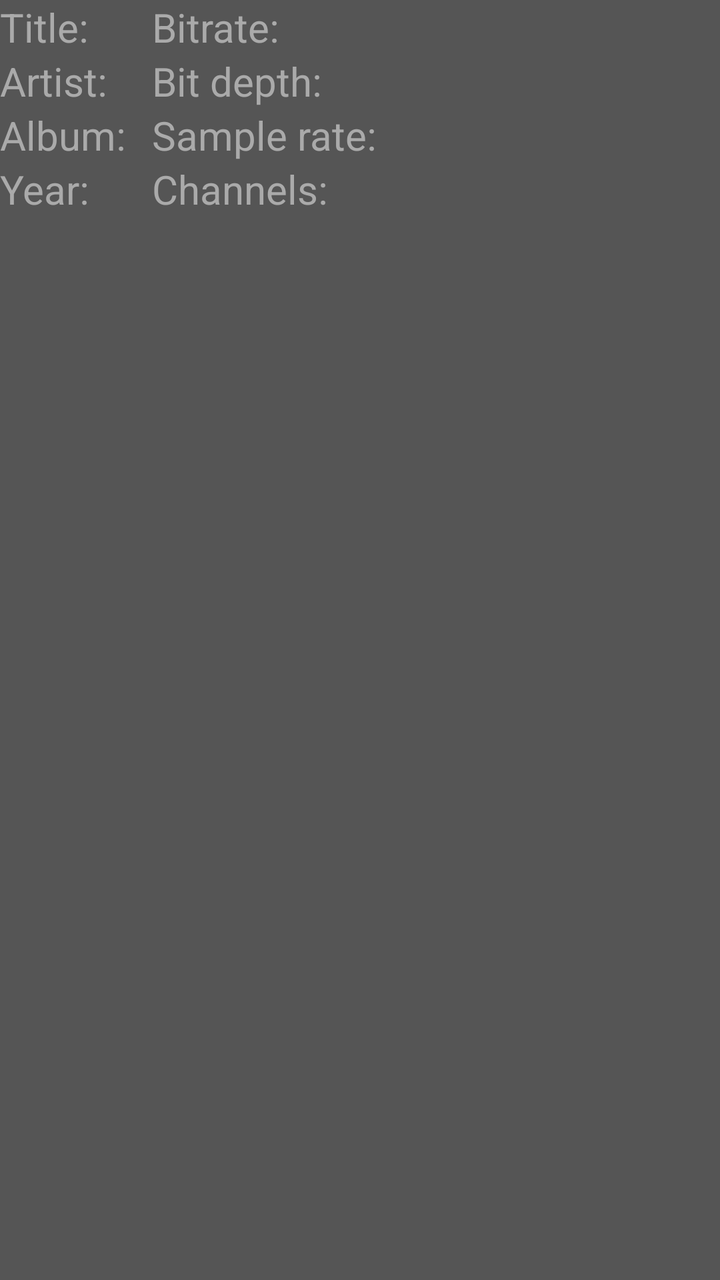
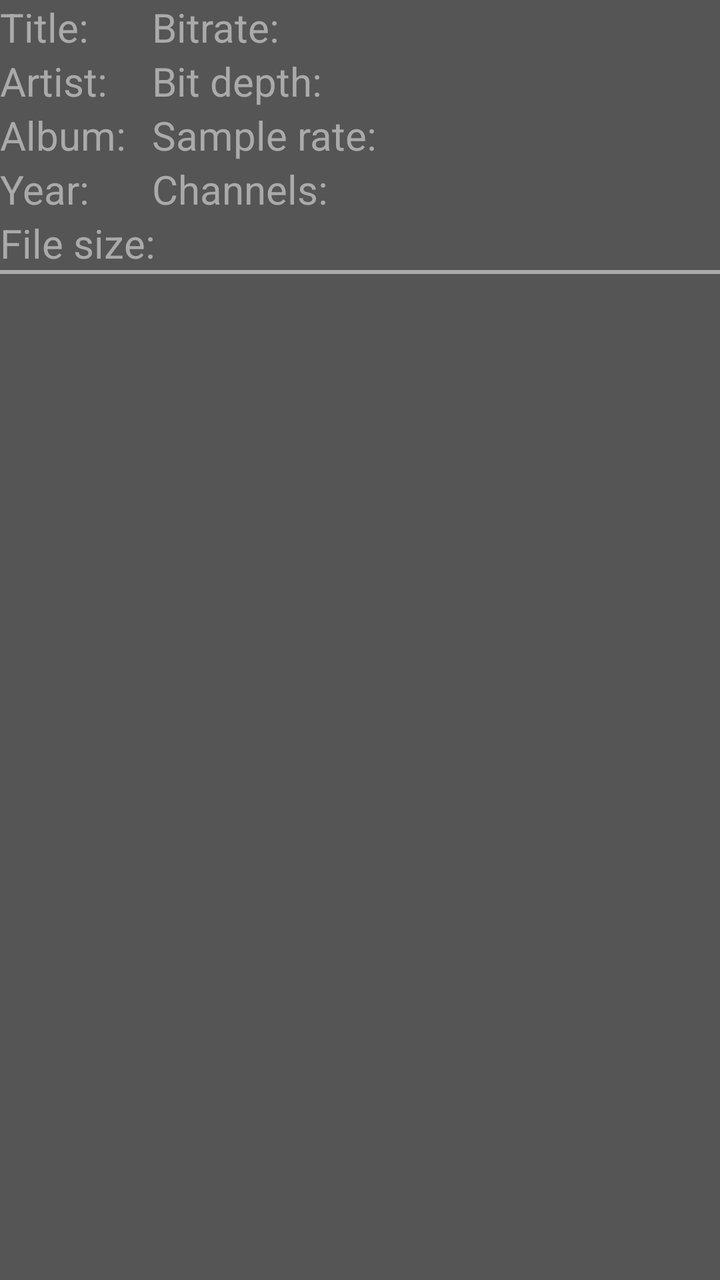

An Android layout rendered at two revisions. The XML below is the earlier revision; the diff shows what the commit changed to produce the second picture.
<!-- AndroidManifest.xml: application theme android:Theme.DeviceDefault.NoActionBar -->
<!-- res/layout/info_audio.xml -->
<?xml version="1.0" encoding="utf-8"?>
<LinearLayout xmlns:android="http://schemas.android.com/apk/res/android"
	xmlns:tools="http://schemas.android.com/tools"
	android:orientation="vertical"
	android:layout_width="wrap_content"
	android:layout_height="wrap_content"
	android:background="@color/middleGrey"
	android:visibility="visible">
	
	<HorizontalScrollView
		android:layout_width="wrap_content"
		android:layout_height="match_parent">
		
		<TableLayout
			android:layout_width="wrap_content"
			android:layout_height="match_parent"
			android:stretchColumns="*">
			
			<TableRow
				android:layout_width="match_parent"
				android:layout_height="match_parent">
				
				<TextView
					android:id="@+id/info_audio_title"
					android:text="@string/info_audio_title"
					android:textColor="@color/lightGrey"
					android:textSize="20sp"
					android:layout_marginEnd="8dp" />
				
				<TextView
					android:id="@+id/info_audio_bitrate"
					android:text="@string/info_audio_bitrate"
					android:textColor="@color/lightGrey"
					android:textSize="20sp"
					android:layout_marginEnd="8dp" />
			</TableRow>
			
			<TableRow
				android:layout_width="match_parent"
				android:layout_height="match_parent">
				
				<TextView
					android:id="@+id/info_audio_artist"
					android:text="@string/info_audio_artist"
					android:textColor="@color/lightGrey"
					android:textSize="20sp"
					android:layout_marginEnd="8dp"/>
				
				<TextView
					android:id="@+id/info_audio_bit_depth"
					android:text="@string/info_audio_bit_depth"
					android:textColor="@color/lightGrey"
					android:textSize="20sp"
					android:layout_marginEnd="8dp" />
			</TableRow>
			
			<TableRow
				android:layout_width="match_parent"
				android:layout_height="match_parent">
				
				<TextView
					android:id="@+id/info_audio_album"
					android:text="@string/info_audio_album"
					android:textColor="@color/lightGrey"
					android:textSize="20sp"
					android:layout_marginEnd="8dp" />
				
				<TextView
					android:id="@+id/info_audio_sample_rate"
					android:text="@string/info_audio_sample_rate"
					android:textColor="@color/lightGrey"
					android:textSize="20sp"
					android:layout_marginEnd="8dp" />
			</TableRow>
			
			<TableRow
				android:layout_width="match_parent"
				android:layout_height="match_parent">
				
				<TextView
					android:id="@+id/info_audio_year"
					android:text="@string/info_audio_year"
					android:textColor="@color/lightGrey"
					android:textSize="20sp"
					android:layout_marginEnd="8dp" />
				
				<TextView
					android:id="@+id/info_audio_channels"
					android:text="@string/info_audio_channels"
					android:textColor="@color/lightGrey"
					android:textSize="20sp"
					android:layout_marginEnd="8dp" />
			</TableRow>
		</TableLayout>
	</HorizontalScrollView>
	
	<TextView
		android:id="@+id/info_audio_file_size"
		android:layout_width="match_parent"
		android:layout_height="wrap_content"
		android:text="@string/info_audio_file_size"
		android:textColor="@color/lightGrey"
		android:textSize="20sp" />
	
	<View
		android:layout_width="match_parent"
		android:background="@color/lightGrey"
		android:layout_height="2dp" />
</LinearLayout>
<!-- resources referenced by this layout -->
<resources>
  <color name="lightGrey">#aaaaaa</color>
  <color name="middleGrey">#555555</color>
  <string name="info_audio_album" translatable="false">"Album: "</string>
  <string name="info_audio_artist">"Artist: "</string>
  <string name="info_audio_bit_depth">"Bit depth: "</string>
  <string name="info_audio_bitrate">"Bitrate: "</string>
  <string name="info_audio_channels">"Channels: "</string>
  <string name="info_audio_file_size">"File size: "</string>
  <string name="info_audio_sample_rate">"Sample rate: "</string>
  <string name="info_audio_title">"Title: "</string>
  <string name="info_audio_year">"Year: "</string>
</resources>

<!-- the commit's change to res/layout/info_audio.xml (unified diff, before → after) -->
@@ -1,6 +1,5 @@
 <?xml version="1.0" encoding="utf-8"?>
 <LinearLayout xmlns:android="http://schemas.android.com/apk/res/android"
-	xmlns:tools="http://schemas.android.com/tools"
 	android:orientation="vertical"
 	android:layout_width="wrap_content"
 	android:layout_height="wrap_content"
@@ -9,17 +8,14 @@
 	
 	<HorizontalScrollView
 		android:layout_width="wrap_content"
-		android:layout_height="match_parent">
+		android:layout_height="wrap_content">
 		
 		<TableLayout
 			android:layout_width="wrap_content"
-			android:layout_height="match_parent"
+			android:layout_height="wrap_content"
 			android:stretchColumns="*">
 			
-			<TableRow
-				android:layout_width="match_parent"
-				android:layout_height="match_parent">
-				
+			<TableRow>
 				<TextView
 					android:id="@+id/info_audio_title"
 					android:text="@string/info_audio_title"
@@ -35,10 +31,7 @@
 					android:layout_marginEnd="8dp" />
 			</TableRow>
 			
-			<TableRow
-				android:layout_width="match_parent"
-				android:layout_height="match_parent">
-				
+			<TableRow>
 				<TextView
 					android:id="@+id/info_audio_artist"
 					android:text="@string/info_audio_artist"
@@ -54,10 +47,7 @@
 					android:layout_marginEnd="8dp" />
 			</TableRow>
 			
-			<TableRow
-				android:layout_width="match_parent"
-				android:layout_height="match_parent">
-				
+			<TableRow>
 				<TextView
 					android:id="@+id/info_audio_album"
 					android:text="@string/info_audio_album"
@@ -73,10 +63,7 @@
 					android:layout_marginEnd="8dp" />
 			</TableRow>
 			
-			<TableRow
-				android:layout_width="match_parent"
-				android:layout_height="match_parent">
-				
+			<TableRow>
 				<TextView
 					android:id="@+id/info_audio_year"
 					android:text="@string/info_audio_year"
